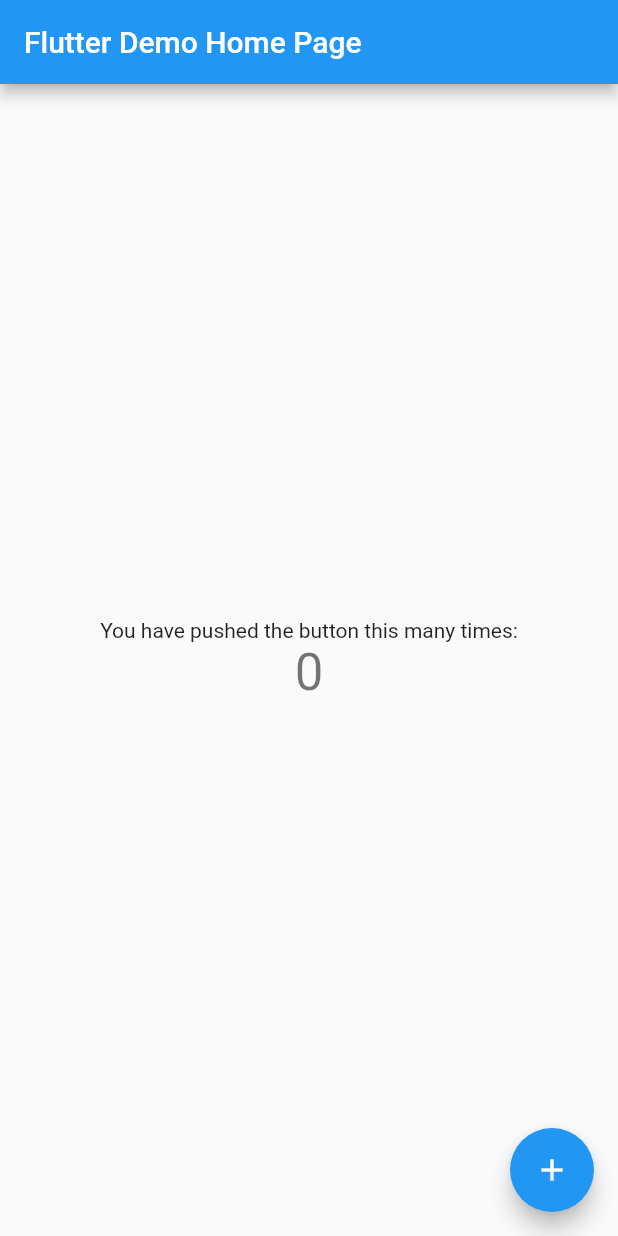
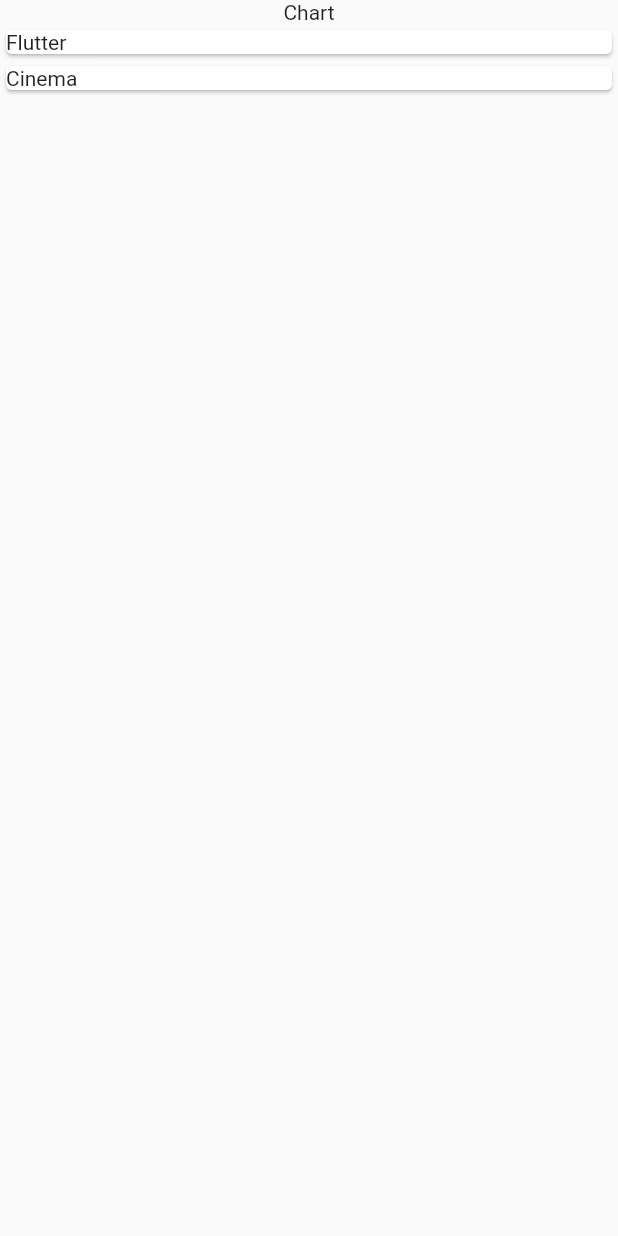
Before and after one commit to zawmorntwan/expense_tracker, a Flutter app: the screen it shows after launch, on a phone screen of 412 x 824 dp. Run offline on Flutter 3.47's test engine with Material 2 defaults, Android fonts, the phone set to English and light mode, and no system bars.

Commit message:
update expenses

```diff
--- a/lib/main.dart
+++ b/lib/main.dart
@@ -1,115 +1,12 @@
 import 'package:flutter/material.dart';
 
+import 'widgets/expenses.dart';
+
 void main() {
-  runApp(const MyApp());
+  runApp(
+    const MaterialApp(
+      home: Expenses(),
+      debugShowCheckedModeBanner: false,
+    ),
+  );
 }
-
-class MyApp extends StatelessWidget {
-  const MyApp({super.key});
-
-  // This widget is the root of your application.
-  @override
-  Widget build(BuildContext context) {
-    return MaterialApp(
-      title: 'Flutter Demo',
-      theme: ThemeData(
-        // This is the theme of your application.
-        //
-        // Try running your application with "flutter run". You'll see the
-        // application has a blue toolbar. Then, without quitting the app, try
-        // changing the primarySwatch below to Colors.green and then invoke
-        // "hot reload" (press "r" in the console where you ran "flutter run",
-        // or simply save your changes to "hot reload" in a Flutter IDE).
-        // Notice that the counter didn't reset back to zero; the application
-        // is not restarted.
-        primarySwatch: Colors.blue,
-      ),
-      home: const MyHomePage(title: 'Flutter Demo Home Page'),
-    );
-  }
-}
-
-class MyHomePage extends StatefulWidget {
-  const MyHomePage({super.key, required this.title});
-
-  // This widget is the home page of your application. It is stateful, meaning
-  // that it has a State object (defined below) that contains fields that affect
-  // how it looks.
-
-  // This class is the configuration for the state. It holds the values (in this
-  // case the title) provided by the parent (in this case the App widget) and
-  // used by the build method of the State. Fields in a Widget subclass are
-  // always marked "final".
-
-  final String title;
-
-  @override
-  State<MyHomePage> createState() => _MyHomePageState();
-}
-
-class _MyHomePageState extends State<MyHomePage> {
-  int _counter = 0;
-
-  void _incrementCounter() {
-    setState(() {
-      // This call to setState tells the Flutter framework that something has
-      // changed in this State, which causes it to rerun the build method below
-      // so that the display can reflect the updated values. If we changed
-      // _counter without calling setState(), then the build method would not be
-      // called again, and so nothing would appear to happen.
-      _counter++;
-    });
-  }
-
-  @override
-  Widget build(BuildContext context) {
-    // This method is rerun every time setState is called, for instance as done
-    // by the _incrementCounter method above.
-    //
-    // The Flutter framework has been optimized to make rerunning build methods
-    // fast, so that you can just rebuild anything that needs updating rather
-    // than having to individually change instances of widgets.
-    return Scaffold(
-      appBar: AppBar(
-        // Here we take the value from the MyHomePage object that was created by
-        // the App.build method, and use it to set our appbar title.
-        title: Text(widget.title),
-      ),
-      body: Center(
-        // Center is a layout widget. It takes a single child and positions it
-        // in the middle of the parent.
-        child: Column(
-          // Column is also a layout widget. It takes a list of children and
-          // arranges them vertically. By default, it sizes itself to fit its
-          // children horizontally, and tries to be as tall as its parent.
-          //
-          // Invoke "debug painting" (press "p" in the console, choose the
-          // "Toggle Debug Paint" action from the Flutter Inspector in Android
-          // Studio, or the "Toggle Debug Paint" command in Visual Studio Code)
-          // to see the wireframe for each widget.
-          //
-          // Column has various properties to control how it sizes itself and
-          // how it positions its children. Here we use mainAxisAlignment to
-          // center the children vertically; the main axis here is the vertical
-          // axis because Columns are vertical (the cross axis would be
-          // horizontal).
-          mainAxisAlignment: MainAxisAlignment.center,
-          children: <Widget>[
-            const Text(
-              'You have pushed the button this many times:',
-            ),
-            Text(
-              '$_counter',
-              style: Theme.of(context).textTheme.headlineMedium,
-            ),
-          ],
-        ),
-      ),
-      floatingActionButton: FloatingActionButton(
-        onPressed: _incrementCounter,
-        tooltip: 'Increment',
-        child: const Icon(Icons.add),
-      ), // This trailing comma makes auto-formatting nicer for build methods.
-    );
-  }
-}
--- /dev/null
+++ b/lib/models/expanse.dart
@@ -0,0 +1,25 @@
+import 'package:uuid/uuid.dart';
+
+const uuid = Uuid();
+
+enum Category {
+  food,
+  travel,
+  leisure,
+  work,
+}
+
+class Expense {
+  Expense({
+    required this.title,
+    required this.amount,
+    required this.date,
+    required this.category,
+  }) : id = uuid.v4();
+
+  final double amount;
+  final DateTime date;
+  final String id;
+  final String title;
+  final Category category;
+}
--- /dev/null
+++ b/lib/widgets/expenses.dart
@@ -0,0 +1,44 @@
+import 'package:flutter/material.dart';
+
+import 'expenses_list/expenses_list.dart';
+import '../models/expanse.dart';
+
+class Expenses extends StatefulWidget {
+  const Expenses({super.key});
+
+  @override
+  State<Expenses> createState() => _ExpensesState();
+}
+
+class _ExpensesState extends State<Expenses> {
+  final List<Expense> _registeredExpenses = [
+    Expense(
+      title: 'Flutter',
+      amount: 19.99,
+      date: DateTime.now(),
+      category: Category.work,
+    ),
+    Expense(
+      title: 'Cinema',
+      amount: 15.69,
+      date: DateTime.now(),
+      category: Category.leisure,
+    ),
+  ];
+
+  @override
+  Widget build(BuildContext context) {
+    return Scaffold(
+      body: Column(
+        children: [
+          const Text('Chart'),
+          Expanded(
+            child: ExpensesList(
+              expenses: _registeredExpenses,
+            ),
+          )
+        ],
+      ),
+    );
+  }
+}
--- /dev/null
+++ b/lib/widgets/expenses_list/expense_item.dart
@@ -0,0 +1,16 @@
+import 'package:flutter/material.dart';
+
+import '../../models/expanse.dart';
+
+class ExpenseItem extends StatelessWidget {
+  const ExpenseItem(this.expense, {super.key});
+
+  final Expense expense;
+
+  @override
+  Widget build(BuildContext context) {
+    return Card(
+      child: Text(expense.title),
+    );
+  }
+}
--- /dev/null
+++ b/lib/widgets/expenses_list/expenses_list.dart
@@ -0,0 +1,21 @@
+import 'package:expense_tracker/widgets/expenses_list/expense_item.dart';
+import 'package:flutter/material.dart';
+
+import '../../models/expanse.dart';
+
+class ExpensesList extends StatelessWidget {
+  const ExpensesList({
+    super.key,
+    required this.expenses,
+  });
+
+  final List<Expense> expenses;
+
+  @override
+  Widget build(BuildContext context) {
+    return ListView.builder(
+      itemCount: expenses.length,
+      itemBuilder: (ctx, index) => ExpenseItem(expenses[index]),
+    );
+  }
+}
```
Also changed, not shown: pubspec.yaml (+4 -12 lines), pubspec.lock, 1 other file.
